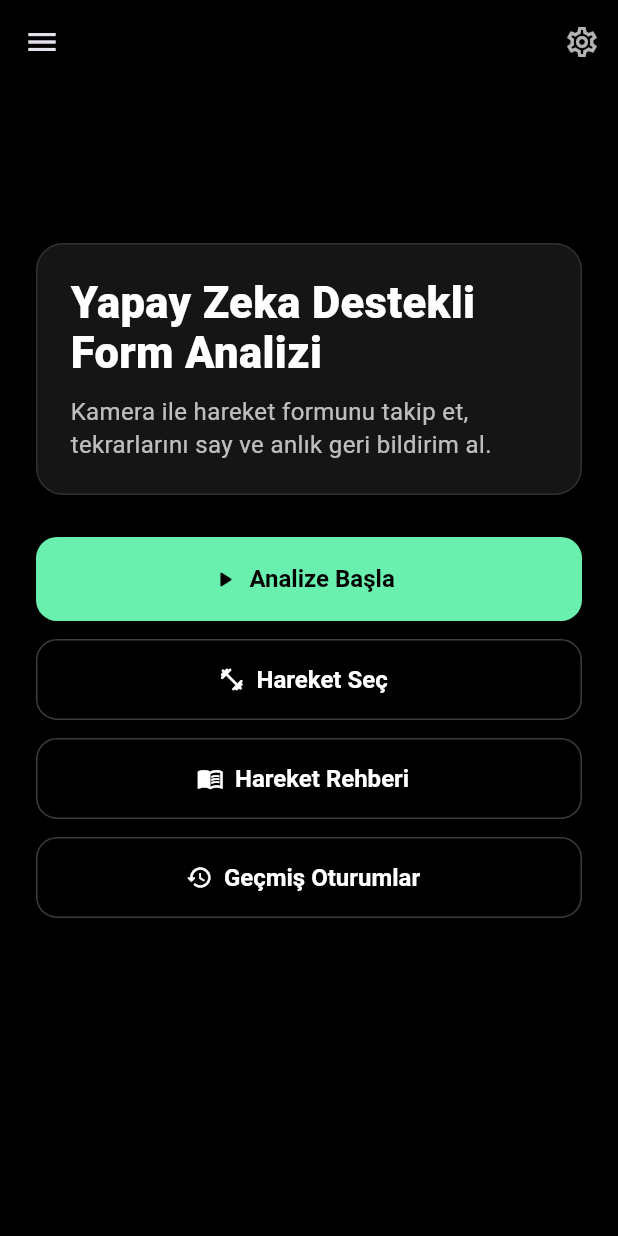
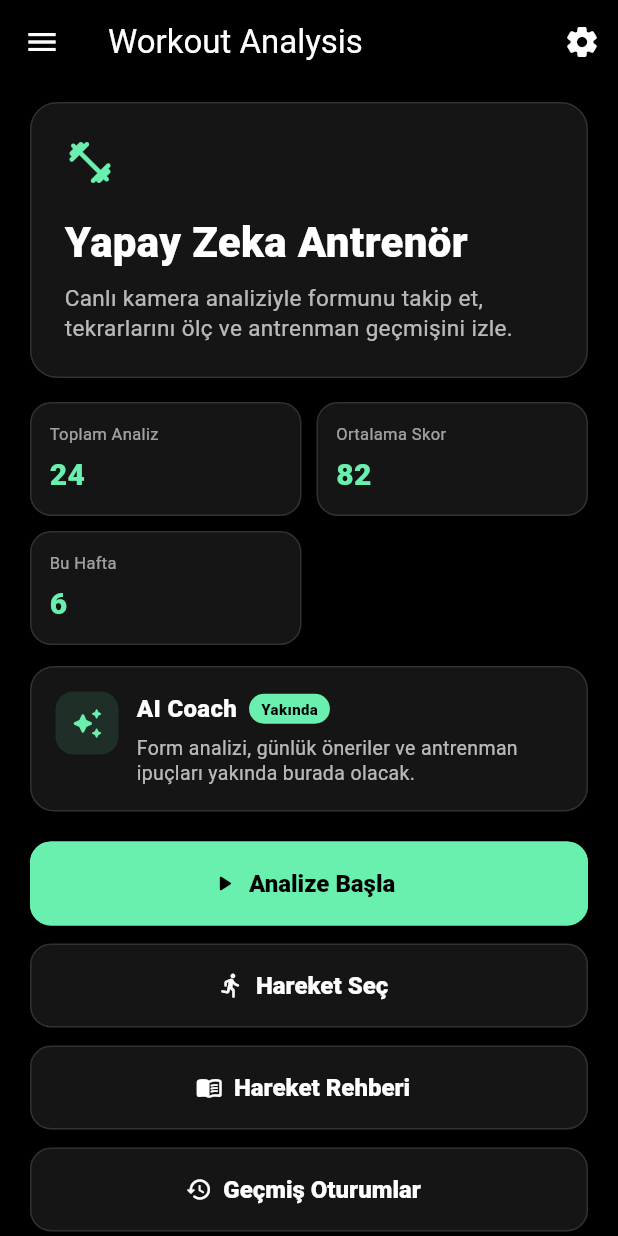
Before and after one commit to bkrbzdgn40/pea, a Flutter app: the screen it shows after launch, on a phone screen of 412 x 824 dp. Run offline on Flutter 3.47's test engine with Material 3 defaults, Android fonts, the phone set to English and light mode, and no system bars; our stand-ins replace camera, cloud_firestore, firebase_auth, firebase_core, flutter_riverpod, permission_handler and 1 more; missing offline and left inert: google_mlkit_pose_detection; accounts and stored records are empty.

Commit message:
feat: enhance app drawer with current page tracking and improve home screen layout

```diff
--- a/lib/app/presentation/widgets/app_drawer.dart
+++ b/lib/app/presentation/widgets/app_drawer.dart
@@ -6,8 +6,12 @@ import '../../../features/workout_analysis/presentation/screens/home_screen.dart
 import '../../../features/workout_analysis/presentation/screens/session_history_screen.dart';
 import '../../../features/workout_analysis/presentation/screens/settings_screen.dart';
 
+enum AppDrawerPage { home, exerciseSelection, sessionHistory, guide, settings }
+
 class AppDrawer extends StatelessWidget {
-  const AppDrawer({super.key});
+  const AppDrawer({super.key, this.currentPage});
+
+  final AppDrawerPage? currentPage;
 
   @override
   Widget build(BuildContext context) {
@@ -65,28 +69,38 @@ class AppDrawer extends StatelessWidget {
                       _DrawerItem(
                         icon: Icons.home_rounded,
                         label: 'Ana Sayfa',
-                        onTap: () => _open(context, (_) => HomeScreen()),
+                        isSelected: currentPage == AppDrawerPage.home,
+                        onTap: () => _open(
+                          context,
+                          (_) => HomeScreen(),
+                          isCurrent: currentPage == AppDrawerPage.home,
+                        ),
                       ),
                       _DrawerItem(
                         icon: Icons.directions_run_rounded,
                         label: 'Hareket Seç',
+                        isSelected:
+                            currentPage == AppDrawerPage.exerciseSelection,
                         onTap: () =>
                             _open(context, (_) => ExerciseSelectionScreen()),
                       ),
                       _DrawerItem(
                         icon: Icons.history_rounded,
                         label: 'Geçmiş Oturumlar',
+                        isSelected: currentPage == AppDrawerPage.sessionHistory,
                         onTap: () =>
                             _open(context, (_) => SessionHistoryScreen()),
                       ),
                       _DrawerItem(
                         icon: Icons.menu_book_rounded,
                         label: 'Hareket Rehberi',
+                        isSelected: currentPage == AppDrawerPage.guide,
                         onTap: () => _open(context, (_) => GuideScreen()),
                       ),
                       _DrawerItem(
                         icon: Icons.settings_rounded,
                         label: 'Ayarlar',
+                        isSelected: currentPage == AppDrawerPage.settings,
                         onTap: () => _open(context, (_) => SettingsScreen()),
                       ),
                     ],
@@ -100,9 +114,15 @@ class AppDrawer extends StatelessWidget {
     );
   }
 
-  void _open(BuildContext context, WidgetBuilder builder) {
+  void _open(
+    BuildContext context,
+    WidgetBuilder builder, {
+    bool isCurrent = false,
+  }) {
     final navigator = Navigator.of(context);
     navigator.pop();
+    if (isCurrent) return;
+
     navigator.push(MaterialPageRoute(builder: builder));
   }
 }
@@ -112,20 +132,27 @@ class _DrawerItem extends StatelessWidget {
     required this.icon,
     required this.label,
     required this.onTap,
+    this.isSelected = false,
   });
 
   final IconData icon;
   final String label;
   final VoidCallback onTap;
+  final bool isSelected;
 
   @override
   Widget build(BuildContext context) {
     return ListTile(
-      leading: Icon(icon, color: Colors.greenAccent),
+      selected: isSelected,
+      selectedTileColor: Colors.greenAccent.withValues(alpha: 0.12),
+      leading: Icon(
+        icon,
+        color: isSelected ? Colors.greenAccent : Colors.white70,
+      ),
       title: Text(
         label,
-        style: const TextStyle(
-          color: Colors.white,
+        style: TextStyle(
+          color: isSelected ? Colors.greenAccent : Colors.white,
           fontSize: 15,
           fontWeight: FontWeight.w600,
         ),
--- a/lib/features/workout_analysis/presentation/screens/home_screen.dart
+++ b/lib/features/workout_analysis/presentation/screens/home_screen.dart
@@ -1,7 +1,6 @@
 import 'package:flutter/material.dart';
 
 import '../../../../app/presentation/widgets/app_drawer.dart';
-
 import 'camera_permission_screen.dart';
 import 'exercise_selection_screen.dart';
 import 'guide_screen.dart';
@@ -11,73 +10,45 @@ import 'settings_screen.dart';
 class HomeScreen extends StatelessWidget {
   const HomeScreen({super.key});
 
-  static const Color _surfaceColor = Color(0xFF151515);
-
   @override
   Widget build(BuildContext context) {
     return Scaffold(
-      drawer: const AppDrawer(),
+      drawer: const AppDrawer(currentPage: AppDrawerPage.home),
       backgroundColor: Colors.black,
       appBar: AppBar(
+        title: const Text('Workout Analysis'),
         backgroundColor: Colors.black,
+        foregroundColor: Colors.white,
         elevation: 0,
         actions: [
           IconButton(
-            tooltip: 'Ayarlar',
-            color: Colors.white70,
-            icon: const Icon(Icons.settings_outlined),
+            icon: const Icon(Icons.settings_rounded),
             onPressed: () {
               Navigator.push(
                 context,
-                MaterialPageRoute(builder: (_) => const SettingsScreen()),
+                MaterialPageRoute(builder: (_) => SettingsScreen()),
               );
             },
           ),
         ],
       ),
       body: SafeArea(
-        child: Padding(
-          padding: const EdgeInsets.fromLTRB(24, 12, 24, 24),
+        child: SingleChildScrollView(
+          padding: const EdgeInsets.fromLTRB(20, 12, 20, 28),
           child: Column(
             crossAxisAlignment: CrossAxisAlignment.stretch,
             children: [
-              const Spacer(),
-              Container(
-                padding: const EdgeInsets.all(22),
-                decoration: BoxDecoration(
-                  color: _surfaceColor,
-                  borderRadius: BorderRadius.circular(18),
-                  border: Border.all(color: Colors.white12),
-                ),
-                child: Column(
-                  crossAxisAlignment: CrossAxisAlignment.start,
-                  children: [
-                    const Text(
-                      'Yapay Zeka Destekli Form Analizi',
-                      style: TextStyle(
-                        color: Colors.white,
-                        fontSize: 29,
-                        fontWeight: FontWeight.w800,
-                        height: 1.15,
-                      ),
-                    ),
-                    const SizedBox(height: 12),
-                    Text(
-                      'Kamera ile hareket formunu takip et, tekrarlarını say ve anlık geri bildirim al.',
-                      style: TextStyle(
-                        color: Colors.white.withValues(alpha: 0.72),
-                        fontSize: 16,
-                        height: 1.4,
-                      ),
-                    ),
-                  ],
-                ),
-              ),
-              const SizedBox(height: 28),
-              _PrimaryActionButton(
+              const _HomeHeroCard(),
+              const SizedBox(height: 16),
+              const _DashboardStats(),
+              const SizedBox(height: 14),
+              const _AiCoachPreviewCard(),
+              const SizedBox(height: 20),
+              _HomeActionButton(
+                icon: Icons.play_arrow_rounded,
                 label: 'Analize Başla',
-                icon: Icons.play_arrow_rounded,
-                onPressed: () {
+                isPrimary: true,
+                onTap: () {
                   Navigator.push(
                     context,
                     MaterialPageRoute(
@@ -87,43 +58,40 @@ class HomeScreen extends StatelessWidget {
                 },
               ),
               const SizedBox(height: 12),
-              _SecondaryActionButton(
+              _HomeActionButton(
+                icon: Icons.directions_run_rounded,
                 label: 'Hareket Seç',
-                icon: Icons.fitness_center_rounded,
-                onPressed: () {
+                onTap: () {
                   Navigator.push(
                     context,
                     MaterialPageRoute(
-                      builder: (_) => const ExerciseSelectionScreen(),
+                      builder: (_) => ExerciseSelectionScreen(),
                     ),
                   );
                 },
               ),
               const SizedBox(height: 12),
-              _SecondaryActionButton(
+              _HomeActionButton(
+                icon: Icons.menu_book_rounded,
                 label: 'Hareket Rehberi',
-                icon: Icons.menu_book_outlined,
-                onPressed: () {
+                onTap: () {
                   Navigator.push(
                     context,
-                    MaterialPageRoute(builder: (_) => const GuideScreen()),
+                    MaterialPageRoute(builder: (_) => GuideScreen()),
                   );
                 },
               ),
               const SizedBox(height: 12),
-              _SecondaryActionButton(
+              _HomeActionButton(
+                icon: Icons.history_rounded,
                 label: 'Geçmiş Oturumlar',
-                icon: Icons.history_rounded,
-                onPressed: () {
+                onTap: () {
                   Navigator.push(
                     context,
-                    MaterialPageRoute(
-                      builder: (_) => const SessionHistoryScreen(),
-                    ),
+                    MaterialPageRoute(builder: (_) => SessionHistoryScreen()),
                   );
                 },
               ),
-              const Spacer(flex: 2),
             ],
           ),
         ),
@@ -132,58 +100,235 @@ class HomeScreen extends StatelessWidget {
   }
 }
 
-class _PrimaryActionButton extends StatelessWidget {
-  const _PrimaryActionButton({
-    required this.label,
-    required this.icon,
-    required this.onPressed,
-  });
-
-  final String label;
-  final IconData icon;
-  final VoidCallback onPressed;
+class _HomeHeroCard extends StatelessWidget {
+  const _HomeHeroCard();
 
   @override
   Widget build(BuildContext context) {
-    return ElevatedButton.icon(
-      onPressed: onPressed,
-      icon: Icon(icon),
-      label: Text(label),
-      style: ElevatedButton.styleFrom(
-        backgroundColor: Colors.greenAccent,
-        foregroundColor: Colors.black,
-        minimumSize: const Size.fromHeight(56),
-        textStyle: const TextStyle(fontSize: 16, fontWeight: FontWeight.w700),
-        shape: RoundedRectangleBorder(borderRadius: BorderRadius.circular(14)),
+    return Container(
+      padding: const EdgeInsets.all(22),
+      decoration: BoxDecoration(
+        color: const Color(0xFF151515),
+        borderRadius: BorderRadius.circular(18),
+        border: Border.all(color: Colors.white12),
+      ),
+      child: const Column(
+        crossAxisAlignment: CrossAxisAlignment.start,
+        children: [
+          Icon(
+            Icons.fitness_center_rounded,
+            color: Colors.greenAccent,
+            size: 34,
+          ),
+          SizedBox(height: 16),
+          Text(
+            'Yapay Zeka Antrenör',
+            style: TextStyle(
+              color: Colors.white,
+              fontSize: 28,
+              fontWeight: FontWeight.w900,
+            ),
+          ),
+          SizedBox(height: 8),
+          Text(
+            'Canlı kamera analiziyle formunu takip et, tekrarlarını ölç ve antrenman geçmişini izle.',
+            style: TextStyle(color: Colors.white70, fontSize: 15, height: 1.35),
+          ),
+        ],
       ),
     );
   }
 }
 
-class _SecondaryActionButton extends StatelessWidget {
-  const _SecondaryActionButton({
-    required this.label,
-    required this.icon,
-    required this.onPressed,
-  });
-
-  final String label;
-  final IconData icon;
-  final VoidCallback onPressed;
+class _DashboardStats extends StatelessWidget {
+  const _DashboardStats();
 
   @override
   Widget build(BuildContext context) {
-    return OutlinedButton.icon(
-      onPressed: onPressed,
-      icon: Icon(icon),
-      label: Text(label),
-      style: OutlinedButton.styleFrom(
-        foregroundColor: Colors.white,
-        side: const BorderSide(color: Colors.white24),
-        minimumSize: const Size.fromHeight(54),
-        textStyle: const TextStyle(fontSize: 16, fontWeight: FontWeight.w600),
-        shape: RoundedRectangleBorder(borderRadius: BorderRadius.circular(14)),
+    return LayoutBuilder(
+      builder: (context, constraints) {
+        final isNarrow = constraints.maxWidth < 380;
+        final cardWidth = isNarrow
+            ? (constraints.maxWidth - 10) / 2
+            : (constraints.maxWidth - 20) / 3;
+
+        return Wrap(
+          spacing: 10,
+          runSpacing: 10,
+          children: const [
+            _DashboardStatCard(label: 'Toplam Analiz', value: '24'),
+            _DashboardStatCard(label: 'Ortalama Skor', value: '82'),
+            _DashboardStatCard(label: 'Bu Hafta', value: '6'),
+          ].map((card) => SizedBox(width: cardWidth, child: card)).toList(),
+        );
+      },
+    );
+  }
+}
+
+class _DashboardStatCard extends StatelessWidget {
+  const _DashboardStatCard({required this.label, required this.value});
+
+  final String label;
+  final String value;
+
+  @override
+  Widget build(BuildContext context) {
+    return Container(
+      padding: const EdgeInsets.all(12),
+      decoration: BoxDecoration(
+        color: const Color(0xFF151515),
+        borderRadius: BorderRadius.circular(14),
+        border: Border.all(color: Colors.white12),
+      ),
+      child: Column(
+        crossAxisAlignment: CrossAxisAlignment.start,
+        mainAxisSize: MainAxisSize.min,
+        children: [
+          Text(
+            label,
+            style: const TextStyle(color: Colors.white60, fontSize: 11),
+          ),
+          const SizedBox(height: 5),
+          Text(
+            value,
+            style: const TextStyle(
+              color: Colors.greenAccent,
+              fontSize: 20,
+              fontWeight: FontWeight.w800,
+            ),
+          ),
+        ],
       ),
     );
   }
 }
+
+class _AiCoachPreviewCard extends StatelessWidget {
+  const _AiCoachPreviewCard();
+
+  @override
+  Widget build(BuildContext context) {
+    return Container(
+      padding: const EdgeInsets.all(16),
+      decoration: BoxDecoration(
+        color: const Color(0xFF151515),
+        borderRadius: BorderRadius.circular(16),
+        border: Border.all(color: Colors.white12),
+      ),
+      child: Row(
+        crossAxisAlignment: CrossAxisAlignment.start,
+        children: [
+          Container(
+            padding: const EdgeInsets.all(10),
+            decoration: BoxDecoration(
+              color: Colors.greenAccent.withValues(alpha: 0.12),
+              borderRadius: BorderRadius.circular(12),
+            ),
+            child: const Icon(
+              Icons.auto_awesome_rounded,
+              color: Colors.greenAccent,
+              size: 22,
+            ),
+          ),
+          const SizedBox(width: 12),
+          const Expanded(
+            child: Column(
+              crossAxisAlignment: CrossAxisAlignment.start,
+              mainAxisSize: MainAxisSize.min,
+              children: [
+                Row(
+                  children: [
+                    Text(
+                      'AI Coach',
+                      style: TextStyle(
+                        color: Colors.white,
+                        fontSize: 16,
+                        fontWeight: FontWeight.w800,
+                      ),
+                    ),
+                    SizedBox(width: 8),
+                    _SoonBadge(),
+                  ],
+                ),
+                SizedBox(height: 6),
+                Text(
+                  'Form analizi, günlük öneriler ve antrenman ipuçları yakında burada olacak.',
+                  style: TextStyle(
+                    color: Colors.white70,
+                    fontSize: 13,
+                    height: 1.3,
+                  ),
+                ),
+              ],
+            ),
+          ),
+        ],
+      ),
+    );
+  }
+}
+
+class _SoonBadge extends StatelessWidget {
+  const _SoonBadge();
+
+  @override
+  Widget build(BuildContext context) {
+    return DecoratedBox(
+      decoration: const BoxDecoration(
+        color: Colors.greenAccent,
+        borderRadius: BorderRadius.all(Radius.circular(999)),
+      ),
+      child: const Padding(
+        padding: EdgeInsets.symmetric(horizontal: 8, vertical: 3),
+        child: Text(
+          'Yakında',
+          style: TextStyle(
+            color: Colors.black,
+            fontSize: 10,
+            fontWeight: FontWeight.w800,
+          ),
+        ),
+      ),
+    );
+  }
+}
+
+class _HomeActionButton extends StatelessWidget {
+  const _HomeActionButton({
+    required this.icon,
+    required this.label,
+    required this.onTap,
+    this.isPrimary = false,
+  });
+
+  final IconData icon;
+  final String label;
+  final VoidCallback onTap;
+  final bool isPrimary;
+
+  @override
+  Widget build(BuildContext context) {
+    return SizedBox(
+      height: 56,
+      child: ElevatedButton.icon(
+        onPressed: onTap,
+        icon: Icon(icon),
+        label: Text(label),
+        style: ElevatedButton.styleFrom(
+          backgroundColor: isPrimary
+              ? Colors.greenAccent
+              : const Color(0xFF151515),
+          foregroundColor: isPrimary ? Colors.black : Colors.white,
+          side: BorderSide(
+            color: isPrimary ? Colors.greenAccent : Colors.white12,
+          ),
+          shape: RoundedRectangleBorder(
+            borderRadius: BorderRadius.circular(14),
+          ),
+          textStyle: const TextStyle(fontSize: 16, fontWeight: FontWeight.w800),
+        ),
+      ),
+    );
+  }
+}
```
